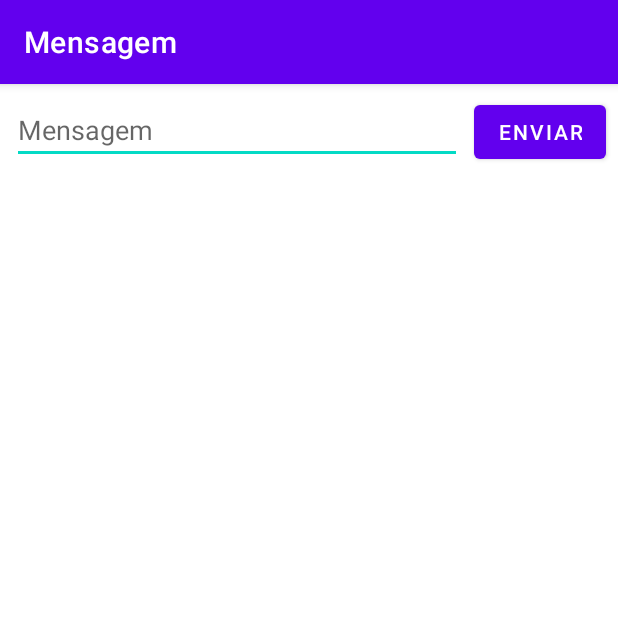
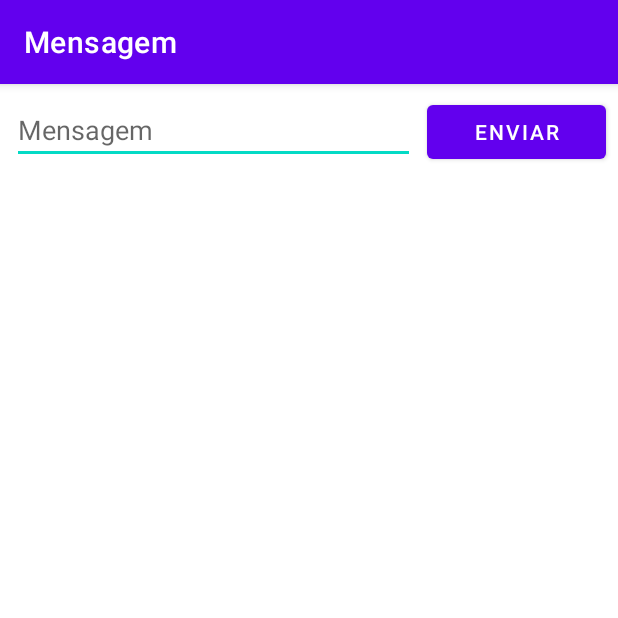
Before and after one commit to tiagosantooz/Mensagem, an Android app: the screen it shows after launch (MainActivity), on a phone screen of 412 x 824 dp, the top half of it. Run offline under Robolectric (Android 15) with nearby library versions, the phone set to English and light mode, and no system bars.

Commit message:
Alterar o layout da atividade principal para linear layout

```diff
--- a/app/src/main/res/layout/activity_main.xml
+++ b/app/src/main/res/layout/activity_main.xml
@@ -1,35 +1,33 @@
 <?xml version="1.0" encoding="utf-8"?>
-<androidx.constraintlayout.widget.ConstraintLayout xmlns:android="http://schemas.android.com/apk/res/android"
+<LinearLayout xmlns:android="http://schemas.android.com/apk/res/android"
     xmlns:app="http://schemas.android.com/apk/res-auto"
     xmlns:tools="http://schemas.android.com/tools"
     android:layout_width="match_parent"
     android:layout_height="match_parent"
+    android:layout_weight="1"
     tools:context=".MainActivity">
 
     <EditText
         android:id="@+id/editTextMensagem"
-        android:layout_width="0dp"
+        android:layout_width="wrap_content"
         android:layout_height="wrap_content"
         android:layout_marginStart="8dp"
         android:layout_marginLeft="8dp"
         android:layout_marginTop="8dp"
         android:layout_marginEnd="8dp"
         android:layout_marginRight="8dp"
+        android:layout_weight="1"
         android:ems="10"
         android:hint="@string/mensagem"
-        android:inputType="textPersonName"
-        app:layout_constraintEnd_toStartOf="@+id/buttonEnviar"
-        app:layout_constraintStart_toStartOf="parent"
-        app:layout_constraintTop_toTopOf="parent" />
+        android:inputType="textPersonName" />
 
     <Button
         android:id="@+id/buttonEnviar"
-        android:layout_width="wrap_content"
+        android:layout_width="119dp"
         android:layout_height="wrap_content"
         android:layout_marginTop="8dp"
         android:layout_marginEnd="8dp"
         android:layout_marginRight="8dp"
-        android:text="@string/enviar"
-        app:layout_constraintEnd_toEndOf="parent"
-        app:layout_constraintTop_toTopOf="parent" />
-</androidx.constraintlayout.widget.ConstraintLayout>
+        android:layout_weight="0"
+        android:text="@string/enviar" />
+</LinearLayout>
```
